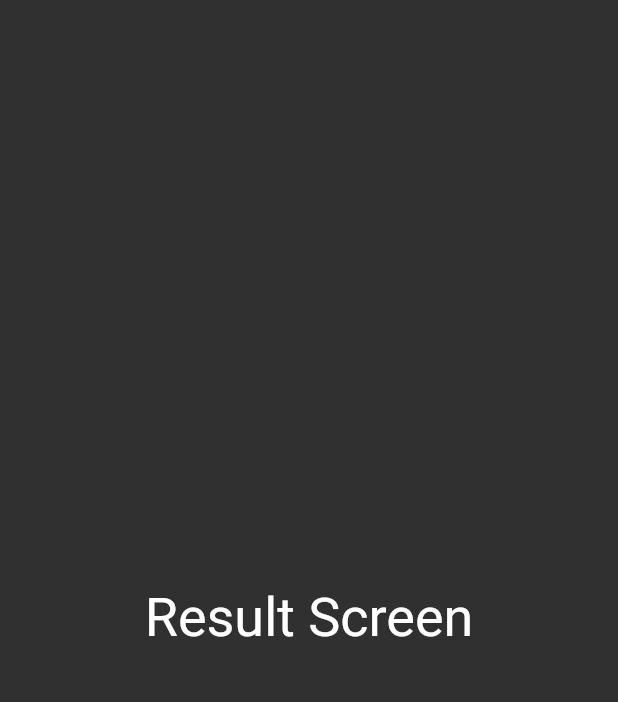
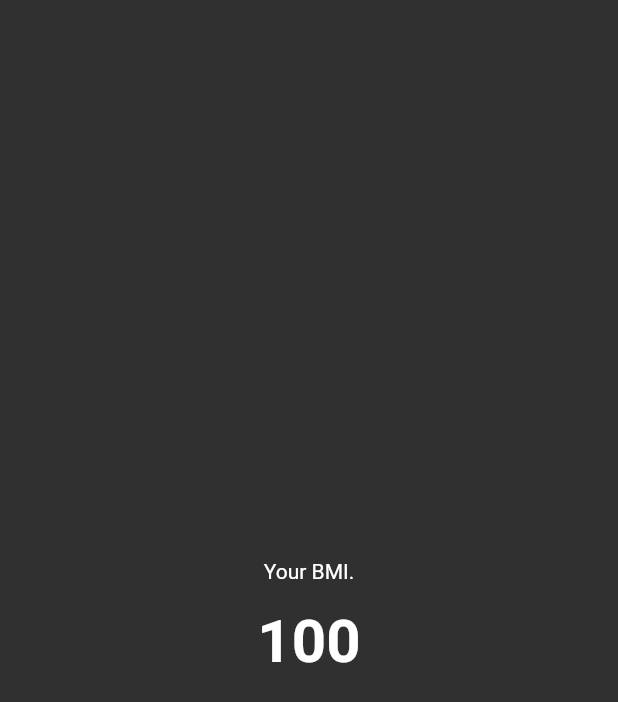
Before and after one commit to sammyodiagbe/bmi_calculator, a Flutter app: the ResultScreen screen opened by its route, on a phone screen of 412 x 824 dp. Shown: the top 702 px of the screen. Run offline on Flutter 3.47's test engine with Material 2 defaults, Android fonts, the phone set to English and light mode, and no system bars; our stand-ins replace font_awesome_flutter.

Commit message:
more functionality implementations

```diff
--- a/lib/constants.dart
+++ b/lib/constants.dart
@@ -26,3 +26,6 @@ const resultTextScreenStyle = TextStyle(
   fontSize: 36,
   // fontWeight: FontWeight.bold,
 );
+
+const heightAndAgeTextStyle =
+    TextStyle(fontSize: 40, fontWeight: FontWeight.bold);
--- a/lib/resultScreen.dart
+++ b/lib/resultScreen.dart
@@ -7,11 +7,17 @@ class ResultScreen extends StatelessWidget {
     return Scaffold(
       body: Container(
         child: Center(
-          child: Text(
-            'Result Screen',
-            style: resultTextScreenStyle,
-          ),
-        ),
+            child: Column(
+          mainAxisAlignment: MainAxisAlignment.center,
+          children: [
+            Text('Your BMI.'),
+            SizedBox(height: 15),
+            Text(
+              '100',
+              style: heightAndAgeTextStyle,
+            ),
+          ],
+        )),
       ),
     );
   }
```
